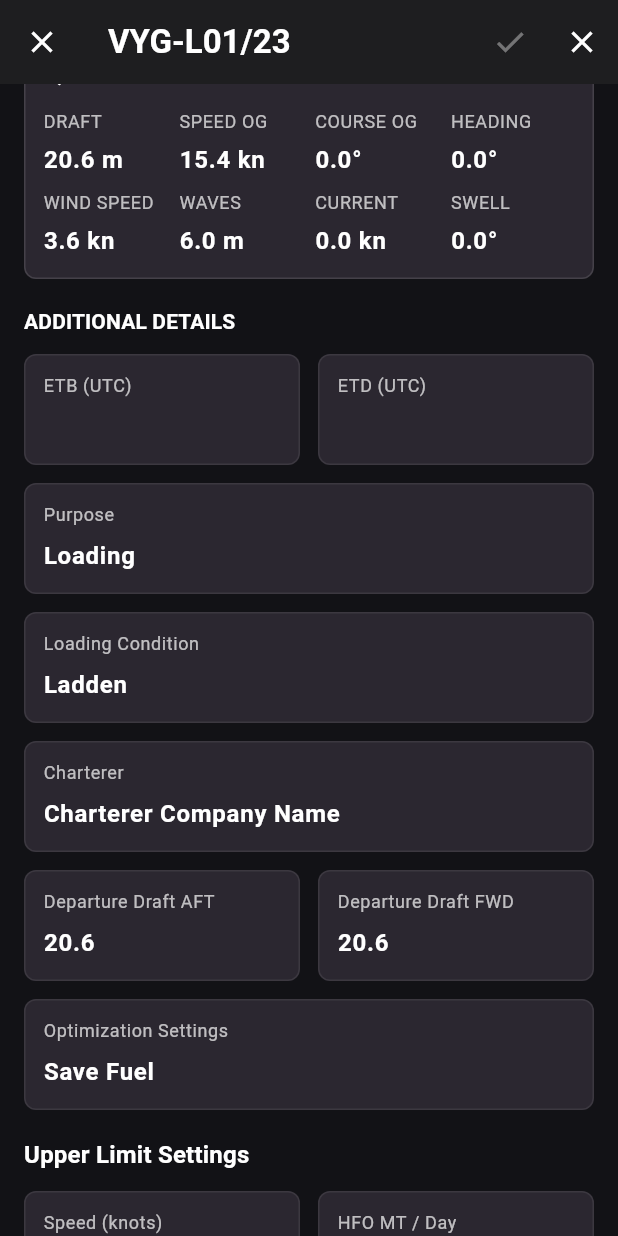
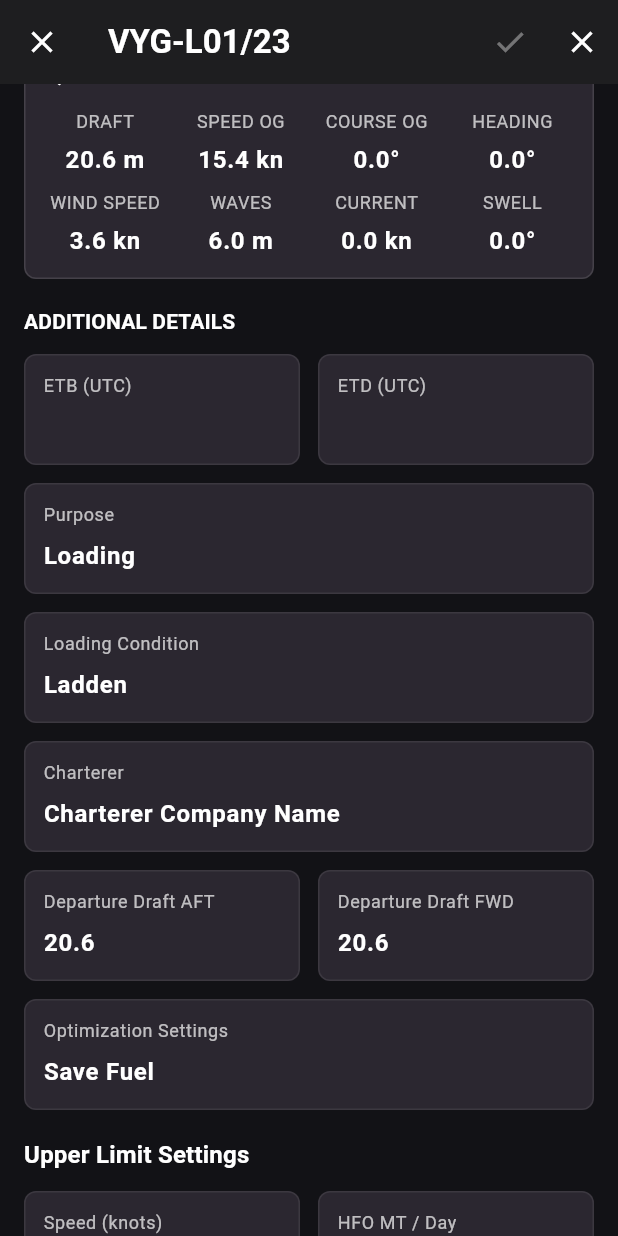
Before and after one commit to B00VaN/wheelhouse1, a Flutter app: the AdditionalDetailsScreen screen opened directly, scrolled down 576 dp, on a phone screen of 412 x 824 dp. Run offline on Flutter 3.47's test engine with Material 3 defaults, Android fonts, the phone set to English and light mode, and no system bars; our stand-ins replace flutter_map, latlong2, shared_preferences; accounts and stored records are empty.

```diff
--- a/lib/screens/additional_details.dart
+++ b/lib/screens/additional_details.dart
@@ -479,7 +479,14 @@ class _AdditionalDetailsScreenState extends State<AdditionalDetailsScreen> {
   Widget _metricSmall(BuildContext context, String label, String value) {
     final t = Theme.of(context).textTheme;
     return Expanded(
-      child: Column(crossAxisAlignment: CrossAxisAlignment.start, children: [Text(label, style: t.bodySmall?.copyWith(color: Theme.of(context).colorScheme.onSurfaceVariant)), const SizedBox(height: 6), Text(value, style: t.bodyLarge?.copyWith(fontWeight: FontWeight.w700))]),
+      child: Column(
+        crossAxisAlignment: CrossAxisAlignment.center,
+        children: [
+          Text(label, style: t.bodySmall?.copyWith(color: Theme.of(context).colorScheme.onSurfaceVariant), textAlign: TextAlign.center),
+          const SizedBox(height: 6),
+          Text(value, style: t.bodyLarge?.copyWith(fontWeight: FontWeight.w700), textAlign: TextAlign.center),
+        ],
+      ),
     );
   }
 
```
Also changed, not shown: lib/screens/home_screen.dart (+47 -1 lines).
